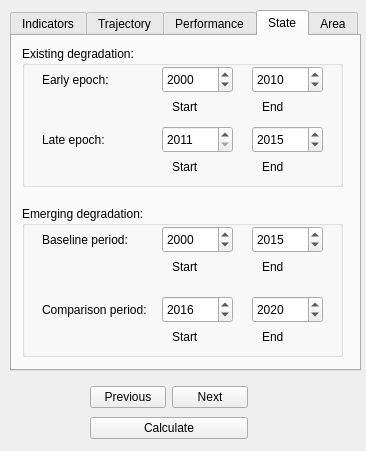
The window that LDMP/gui/DlgCalculateProd.ui (ConservationInternational/trends.earth) describes before a commit, drawn with Qt 5.
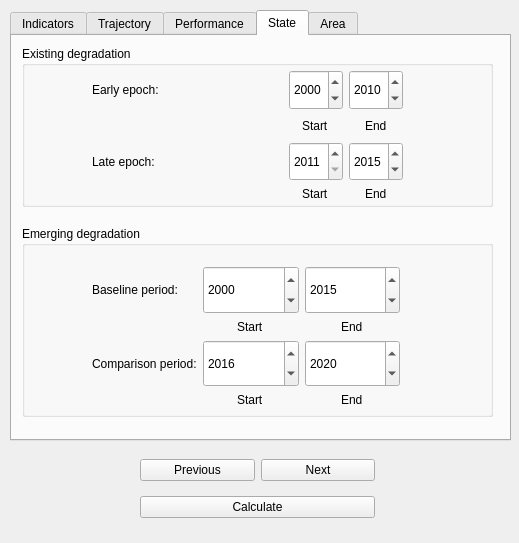
The same window after the commit. The open tabs and pages were chosen to show the change.

Commit message: Update code to calculate trajectory on GEE.

Diff of the .ui file:
```diff
--- a/LDMP/gui/DlgCalculateProd.ui
+++ b/LDMP/gui/DlgCalculateProd.ui
@@ -6,10 +6,16 @@
    <rect>
     <x>0</x>
     <y>0</y>
-    <width>366</width>
-    <height>451</height>
+    <width>519</width>
+    <height>543</height>
    </rect>
   </property>
+  <property name="sizePolicy">
+   <sizepolicy hsizetype="Fixed" vsizetype="Fixed">
+    <horstretch>0</horstretch>
+    <verstretch>0</verstretch>
+   </sizepolicy>
+  </property>
   <property name="windowTitle">
    <string>Dialog</string>
   </property>
@@ -18,8 +24,8 @@
     <rect>
      <x>10</x>
      <y>10</y>
-     <width>351</width>
-     <height>361</height>
+     <width>501</width>
+     <height>431</height>
     </rect>
    </property>
    <property name="currentIndex">
@@ -514,49 +520,38 @@
       <rect>
        <x>10</x>
        <y>10</y>
-       <width>321</width>
-       <height>141</height>
+       <width>471</width>
+       <height>161</height>
       </rect>
      </property>
      <property name="title">
-      <string>Existing degradation:</string>
+      <string>Existing degradation</string>
      </property>
-     <widget class="QDateEdit" name="state_existdeg_early_year_start">
+     <widget class="QWidget" name="layoutWidget">
       <property name="geometry">
        <rect>
-        <x>140</x>
-        <y>20</y>
-        <width>71</width>
-        <height>27</height>
+        <x>70</x>
+        <y>24</y>
+        <width>311</width>
+        <height>131</height>
        </rect>
       </property>
-      <property name="maximumDate">
-       <date>
-        <year>2030</year>
-        <month>12</month>
-        <day>31</day>
-       </date>
-      </property>
-      <property name="minimumDate">
-       <date>
-        <year>1980</year>
-        <month>1</month>
-        <day>1</day>
-       </date>
-      </property>
-      <property name="displayFormat">
-       <string>yyyy</string>
-      </property>
-     </widget>
+      <layout class="QGridLayout" name="gridLayout_4">
+       <item row="3" column="2" alignment="Qt::AlignHCenter">
+        <widget class="QLabel" name="label_15">
+         <property name="font">
+          <font>
+           <weight>50</weight>
+           <bold>false</bold>
+          </font>
+         </property>
+         <property name="text">
+          <string>Start</string>
+         </property>
+        </widget>
+       </item>
+       <item row="0" column="0">
      <widget class="QLabel" name="label_11">
-      <property name="geometry">
-       <rect>
-        <x>20</x>
-        <y>20</y>
-        <width>101</width>
-        <height>27</height>
-       </rect>
-      </property>
       <property name="font">
        <font>
         <weight>50</weight>
@@ -567,15 +562,9 @@
        <string>Early epoch:</string>
       </property>
      </widget>
+       </item>
+       <item row="2" column="0">
      <widget class="QLabel" name="label_13">
-      <property name="geometry">
-       <rect>
-        <x>20</x>
-        <y>80</y>
-        <width>101</width>
-        <height>27</height>
-       </rect>
-      </property>
       <property name="font">
        <font>
         <weight>50</weight>
@@ -586,34 +575,36 @@
        <string>Late epoch:</string>
       </property>
      </widget>
-     <widget class="QLabel" name="label_12">
-      <property name="geometry">
-       <rect>
-        <x>240</x>
-        <y>50</y>
-        <width>51</width>
-        <height>21</height>
-       </rect>
-      </property>
-      <property name="font">
-       <font>
-        <weight>50</weight>
-        <bold>false</bold>
-       </font>
-      </property>
-      <property name="text">
-       <string>End</string>
-      </property>
-     </widget>
+       </item>
+       <item row="0" column="2">
+        <widget class="QDateEdit" name="state_existdeg_early_year_start">
+         <property name="sizePolicy">
+          <sizepolicy hsizetype="Minimum" vsizetype="Expanding">
+           <horstretch>0</horstretch>
+           <verstretch>0</verstretch>
+          </sizepolicy>
+         </property>
+         <property name="maximumDate">
+          <date>
+           <year>2030</year>
+           <month>12</month>
+           <day>31</day>
+          </date>
+         </property>
+         <property name="minimumDate">
+          <date>
+           <year>1980</year>
+           <month>1</month>
+           <day>1</day>
+          </date>
+         </property>
+         <property name="displayFormat">
+          <string>yyyy</string>
+         </property>
+        </widget>
+       </item>
+       <item row="1" column="2" alignment="Qt::AlignHCenter">
      <widget class="QLabel" name="label_8">
-      <property name="geometry">
-       <rect>
-        <x>150</x>
-        <y>50</y>
-        <width>51</width>
-        <height>21</height>
-       </rect>
-      </property>
       <property name="font">
        <font>
         <weight>50</weight>
@@ -624,51 +615,14 @@
        <string>Start</string>
       </property>
      </widget>
-     <widget class="QDateEdit" name="state_existdeg_late_year_end">
-      <property name="geometry">
-       <rect>
-        <x>230</x>
-        <y>80</y>
-        <width>71</width>
-        <height>27</height>
-       </rect>
-      </property>
-      <property name="date">
-       <date>
-        <year>2015</year>
-        <month>12</month>
-        <day>31</day>
-       </date>
-      </property>
-      <property name="maximumDateTime">
-       <datetime>
-        <hour>23</hour>
-        <minute>59</minute>
-        <second>59</second>
-        <year>2030</year>
-        <month>12</month>
-        <day>31</day>
-       </datetime>
-      </property>
-      <property name="minimumDate">
-       <date>
-        <year>1980</year>
-        <month>1</month>
-        <day>1</day>
-       </date>
-      </property>
-      <property name="displayFormat">
-       <string>yyyy</string>
-      </property>
-     </widget>
+       </item>
+       <item row="0" column="3">
      <widget class="QDateEdit" name="state_existdeg_early_year_end">
-      <property name="geometry">
-       <rect>
-        <x>230</x>
-        <y>20</y>
-        <width>71</width>
-        <height>27</height>
-       </rect>
+         <property name="sizePolicy">
+          <sizepolicy hsizetype="Minimum" vsizetype="Expanding">
+           <horstretch>0</horstretch>
+           <verstretch>0</verstretch>
+          </sizepolicy>
       </property>
       <property name="date">
        <date>
@@ -701,45 +655,35 @@
        <string>yyyy</string>
       </property>
      </widget>
-     <widget class="QDateEdit" name="state_existdeg_late_year_start">
-      <property name="geometry">
-       <rect>
-        <x>140</x>
-        <y>80</y>
-        <width>71</width>
-        <height>27</height>
-       </rect>
+       </item>
+       <item row="2" column="3">
+        <widget class="QDateEdit" name="state_existdeg_late_year_end">
+         <property name="sizePolicy">
+          <sizepolicy hsizetype="Minimum" vsizetype="Expanding">
+           <horstretch>0</horstretch>
+           <verstretch>0</verstretch>
+          </sizepolicy>
+         </property>
+         <property name="date">
+          <date>
+           <year>2015</year>
+           <month>12</month>
+           <day>31</day>
+          </date>
       </property>
       <property name="maximumDateTime">
        <datetime>
         <hour>23</hour>
         <minute>59</minute>
         <second>59</second>
-        <year>2015</year>
+           <year>2030</year>
         <month>12</month>
         <day>31</day>
        </datetime>
       </property>
-      <property name="minimumDateTime">
-       <datetime>
-        <hour>0</hour>
-        <minute>0</minute>
-        <second>0</second>
-        <year>2011</year>
-        <month>1</month>
-        <day>1</day>
-       </datetime>
-      </property>
-      <property name="maximumDate">
-       <date>
-        <year>2015</year>
-        <month>12</month>
-        <day>31</day>
-       </date>
-      </property>
       <property name="minimumDate">
        <date>
-        <year>2011</year>
+           <year>1980</year>
         <month>1</month>
         <day>1</day>
        </date>
@@ -748,34 +692,22 @@
        <string>yyyy</string>
       </property>
      </widget>
-     <widget class="QLabel" name="label_15">
-      <property name="geometry">
-       <rect>
-        <x>150</x>
-        <y>110</y>
-        <width>51</width>
-        <height>21</height>
-       </rect>
-      </property>
-      <property name="font">
-       <font>
-        <weight>50</weight>
-        <bold>false</bold>
-       </font>
-      </property>
-      <property name="text">
-       <string>Start</string>
-      </property>
-     </widget>
+       </item>
+       <item row="3" column="3" alignment="Qt::AlignHCenter">
      <widget class="QLabel" name="label_16">
-      <property name="geometry">
-       <rect>
-        <x>240</x>
-        <y>110</y>
-        <width>51</width>
-        <height>21</height>
-       </rect>
-      </property>
+         <property name="font">
+          <font>
+           <weight>50</weight>
+           <bold>false</bold>
+          </font>
+         </property>
+         <property name="text">
+          <string>End</string>
+         </property>
+        </widget>
+       </item>
+       <item row="1" column="3" alignment="Qt::AlignHCenter">
+        <widget class="QLabel" name="label_12">
       <property name="font">
        <font>
         <weight>50</weight>
@@ -786,58 +718,94 @@
        <string>End</string>
       </property>
      </widget>
-     <zorder>state_existdeg_late_year_start</zorder>
-     <zorder>state_existdeg_early_year_start</zorder>
-     <zorder>label_11</zorder>
-     <zorder>label_13</zorder>
-     <zorder>label_12</zorder>
-     <zorder>label_8</zorder>
-     <zorder>state_existdeg_late_year_end</zorder>
-     <zorder>state_existdeg_early_year_end</zorder>
-     <zorder>state_existdeg_late_year_start</zorder>
-     <zorder>label_15</zorder>
-     <zorder>label_16</zorder>
+       </item>
+       <item row="2" column="2">
+        <widget class="QDateEdit" name="state_existdeg_late_year_start">
+         <property name="sizePolicy">
+          <sizepolicy hsizetype="Minimum" vsizetype="Expanding">
+           <horstretch>0</horstretch>
+           <verstretch>0</verstretch>
+          </sizepolicy>
+         </property>
+         <property name="maximumDateTime">
+          <datetime>
+           <hour>23</hour>
+           <minute>59</minute>
+           <second>59</second>
+           <year>2015</year>
+           <month>12</month>
+           <day>31</day>
+          </datetime>
+         </property>
+         <property name="minimumDateTime">
+          <datetime>
+           <hour>0</hour>
+           <minute>0</minute>
+           <second>0</second>
+           <year>2011</year>
+           <month>1</month>
+           <day>1</day>
+          </datetime>
+         </property>
+         <property name="maximumDate">
+          <date>
+           <year>2015</year>
+           <month>12</month>
+           <day>31</day>
+          </date>
+         </property>
+         <property name="minimumDate">
+          <date>
+           <year>2011</year>
+           <month>1</month>
+           <day>1</day>
+          </date>
+         </property>
+         <property name="displayFormat">
+          <string>yyyy</string>
+         </property>
+        </widget>
+       </item>
+       <item row="1" column="1">
+        <spacer name="horizontalSpacer">
+         <property name="orientation">
+          <enum>Qt::Horizontal</enum>
+         </property>
+         <property name="sizeHint" stdset="0">
+          <size>
+           <width>40</width>
+           <height>20</height>
+          </size>
+         </property>
+        </spacer>
+       </item>
+      </layout>
+     </widget>
     </widget>
     <widget class="QGroupBox" name="groupBox_7">
      <property name="geometry">
       <rect>
        <x>10</x>
-       <y>170</y>
-       <width>321</width>
-       <height>151</height>
+       <y>190</y>
+       <width>471</width>
+       <height>191</height>
       </rect>
      </property>
      <property name="title">
-      <string>Emerging degradation:</string>
+      <string>Emerging degradation</string>
      </property>
-     <widget class="QLabel" name="label_21">
+     <widget class="QWidget" name="layoutWidget">
       <property name="geometry">
        <rect>
-        <x>240</x>
-        <y>120</y>
-        <width>51</width>
-        <height>21</height>
+        <x>70</x>
+        <y>40</y>
+        <width>308</width>
+        <height>141</height>
        </rect>
       </property>
-      <property name="font">
-       <font>
-        <weight>50</weight>
-        <bold>false</bold>
-       </font>
-      </property>
-      <property name="text">
-       <string>End</string>
-      </property>
-     </widget>
+      <layout class="QGridLayout" name="gridLayout_3">
+       <item row="0" column="0">
      <widget class="QLabel" name="label_20">
-      <property name="geometry">
-       <rect>
-        <x>20</x>
-        <y>20</y>
-        <width>141</width>
-        <height>27</height>
-       </rect>
-      </property>
       <property name="font">
        <font>
         <weight>50</weight>
@@ -848,14 +816,14 @@
        <string>Baseline period:</string>
       </property>
      </widget>
+       </item>
+       <item row="0" column="1">
      <widget class="QDateEdit" name="state_emergedeg_base_year_start">
-      <property name="geometry">
-       <rect>
-        <x>140</x>
-        <y>20</y>
-        <width>71</width>
-        <height>27</height>
-       </rect>
+         <property name="sizePolicy">
+          <sizepolicy hsizetype="Minimum" vsizetype="Expanding">
+           <horstretch>0</horstretch>
+           <verstretch>0</verstretch>
+          </sizepolicy>
       </property>
       <property name="maximumDate">
        <date>
@@ -875,89 +843,14 @@
        <string>yyyy</string>
       </property>
      </widget>
-     <widget class="QLabel" name="label_24">
-      <property name="geometry">
-       <rect>
-        <x>240</x>
-        <y>50</y>
-        <width>51</width>
-        <height>21</height>
-       </rect>
-      </property>
-      <property name="font">
-       <font>
-        <weight>50</weight>
-        <bold>false</bold>
-       </font>
-      </property>
-      <property name="text">
-       <string>End</string>
-      </property>
-     </widget>
-     <widget class="QLabel" name="label_19">
-      <property name="geometry">
-       <rect>
-        <x>150</x>
-        <y>120</y>
-        <width>51</width>
-        <height>21</height>
-       </rect>
-      </property>
-      <property name="font">
-       <font>
-        <weight>50</weight>
-        <bold>false</bold>
-       </font>
-      </property>
-      <property name="text">
-       <string>Start</string>
-      </property>
-     </widget>
-     <widget class="QDateEdit" name="state_emergedeg_comp_year_end">
-      <property name="geometry">
-       <rect>
-        <x>230</x>
-        <y>90</y>
-        <width>71</width>
-        <height>27</height>
-       </rect>
-      </property>
-      <property name="date">
-       <date>
-        <year>2020</year>
-        <month>12</month>
-        <day>31</day>
-       </date>
-      </property>
-      <property name="maximumDateTime">
-       <datetime>
-        <hour>23</hour>
-        <minute>59</minute>
-        <second>59</second>
-        <year>2030</year>
-        <month>12</month>
-        <day>31</day>
-       </datetime>
-      </property>
-      <property name="minimumDate">
-       <date>
-        <year>1980</year>
-        <month>1</month>
-        <day>1</day>
-       </date>
-      </property>
-      <property name="displayFormat">
-       <string>yyyy</string>
-      </property>
-     </widget>
+       </item>
+       <item row="0" column="2">
      <widget class="QDateEdit" name="state_emergedeg_base_year_end">
-      <property name="geometry">
-       <rect>
-        <x>230</x>
-        <y>20</y>
-        <width>71</width>
-        <height>27</height>
-       </rect>
+         <property name="sizePolicy">
+          <sizepolicy hsizetype="Minimum" vsizetype="Expanding">
+           <horstretch>0</horstretch>
+           <verstretch>0</verstretch>
+          </sizepolicy>
       </property>
       <property name="date">
        <date>
@@ -990,15 +883,9 @@
        <string>yyyy</string>
       </property>
      </widget>
+       </item>
+       <item row="1" column="1" alignment="Qt::AlignHCenter">
      <widget class="QLabel" name="label_23">
-      <property name="geometry">
-       <rect>
-        <x>150</x>
-        <y>50</y>
-        <width>51</width>
-        <height>21</height>
-       </rect>
-      </property>
       <property name="font">
        <font>
         <weight>50</weight>
@@ -1009,15 +896,22 @@
        <string>Start</string>
       </property>
      </widget>
+       </item>
+       <item row="1" column="2" alignment="Qt::AlignHCenter">
+        <widget class="QLabel" name="label_24">
+         <property name="font">
+          <font>
+           <weight>50</weight>
+           <bold>false</bold>
+          </font>
+         </property>
+         <property name="text">
+          <string>End</string>
+         </property>
+        </widget>
+       </item>
+       <item row="2" column="0">
      <widget class="QLabel" name="label_22">
-      <property name="geometry">
-       <rect>
-        <x>20</x>
-        <y>90</y>
-        <width>151</width>
-        <height>27</height>
-       </rect>
-      </property>
       <property name="font">
        <font>
         <weight>50</weight>
@@ -1028,14 +922,14 @@
        <string>Comparison period:</string>
       </property>
      </widget>
+       </item>
+       <item row="2" column="1">
      <widget class="QDateEdit" name="state_emergedeg_comp_year_start">
-      <property name="geometry">
-       <rect>
-        <x>140</x>
-        <y>90</y>
-        <width>71</width>
-        <height>27</height>
-       </rect>
+         <property name="sizePolicy">
+          <sizepolicy hsizetype="Minimum" vsizetype="Expanding">
+           <horstretch>0</horstretch>
+           <verstretch>0</verstretch>
+          </sizepolicy>
       </property>
       <property name="date">
        <date>
@@ -1082,6 +976,72 @@
        <string>yyyy</string>
       </property>
      </widget>
+       </item>
+       <item row="3" column="1" alignment="Qt::AlignHCenter">
+        <widget class="QLabel" name="label_19">
+         <property name="font">
+          <font>
+           <weight>50</weight>
+           <bold>false</bold>
+          </font>
+         </property>
+         <property name="text">
+          <string>Start</string>
+         </property>
+        </widget>
+       </item>
+       <item row="3" column="2" alignment="Qt::AlignHCenter">
+        <widget class="QLabel" name="label_21">
+         <property name="font">
+          <font>
+           <weight>50</weight>
+           <bold>false</bold>
+          </font>
+         </property>
+         <property name="text">
+          <string>End</string>
+         </property>
+        </widget>
+       </item>
+       <item row="2" column="2">
+        <widget class="QDateEdit" name="state_emergedeg_comp_year_end">
+         <property name="sizePolicy">
+          <sizepolicy hsizetype="Minimum" vsizetype="Expanding">
+           <horstretch>0</horstretch>
+           <verstretch>0</verstretch>
+          </sizepolicy>
+         </property>
+         <property name="date">
+          <date>
+           <year>2020</year>
+           <month>12</month>
+           <day>31</day>
+          </date>
+         </property>
+         <property name="maximumDateTime">
+          <datetime>
+           <hour>23</hour>
+           <minute>59</minute>
+           <second>59</second>
+           <year>2030</year>
+           <month>12</month>
+           <day>31</day>
+          </datetime>
+         </property>
+         <property name="minimumDate">
+          <date>
+           <year>1980</year>
+           <month>1</month>
+           <day>1</day>
+          </date>
+         </property>
+         <property name="displayFormat">
+          <string>yyyy</string>
+         </property>
+        </widget>
+       </item>
+      </layout>
+     </widget>
     </widget>
    </widget>
    <widget class="QWidget" name="AreaTab">
@@ -1239,10 +1199,10 @@
   <widget class="QWidget" name="layoutWidget">
    <property name="geometry">
     <rect>
-     <x>90</x>
-     <y>383</y>
-     <width>158</width>
-     <height>61</height>
+     <x>140</x>
+     <y>450</y>
+     <width>235</width>
+     <height>79</height>
     </rect>
    </property>
    <layout class="QGridLayout" name="gridLayout">
```
Left out of the diff: 292 changed lines with no effect on the pictures. Lines whose indentation alone changed are shown as unchanged. The commit also changes 1 other file.
